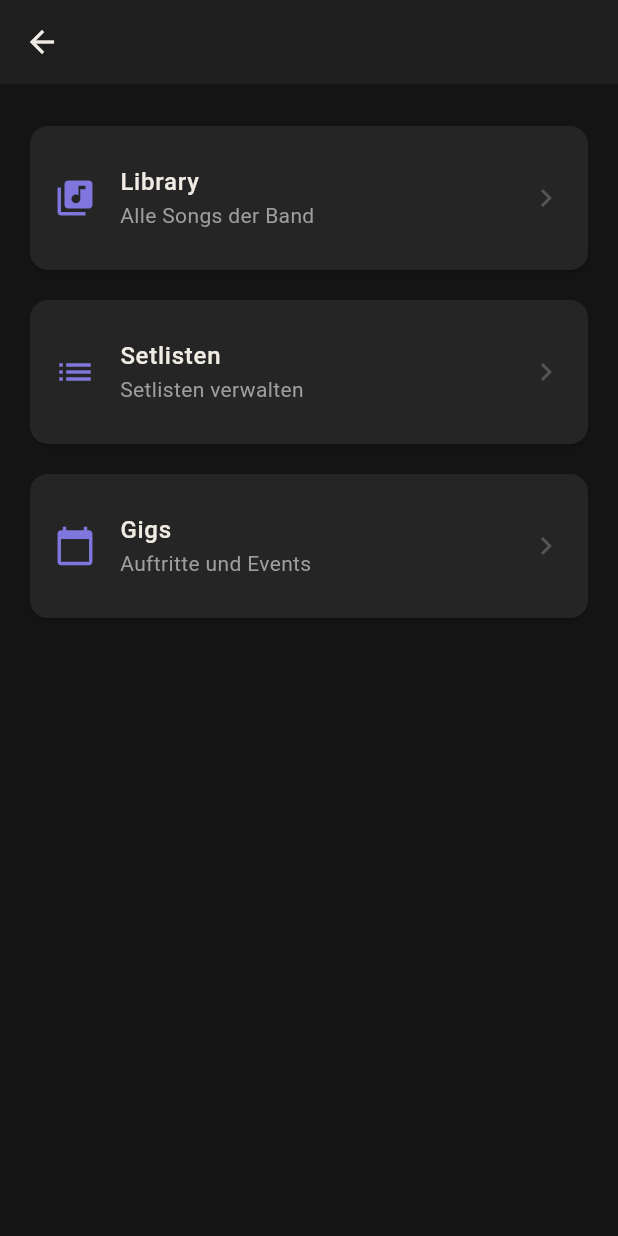
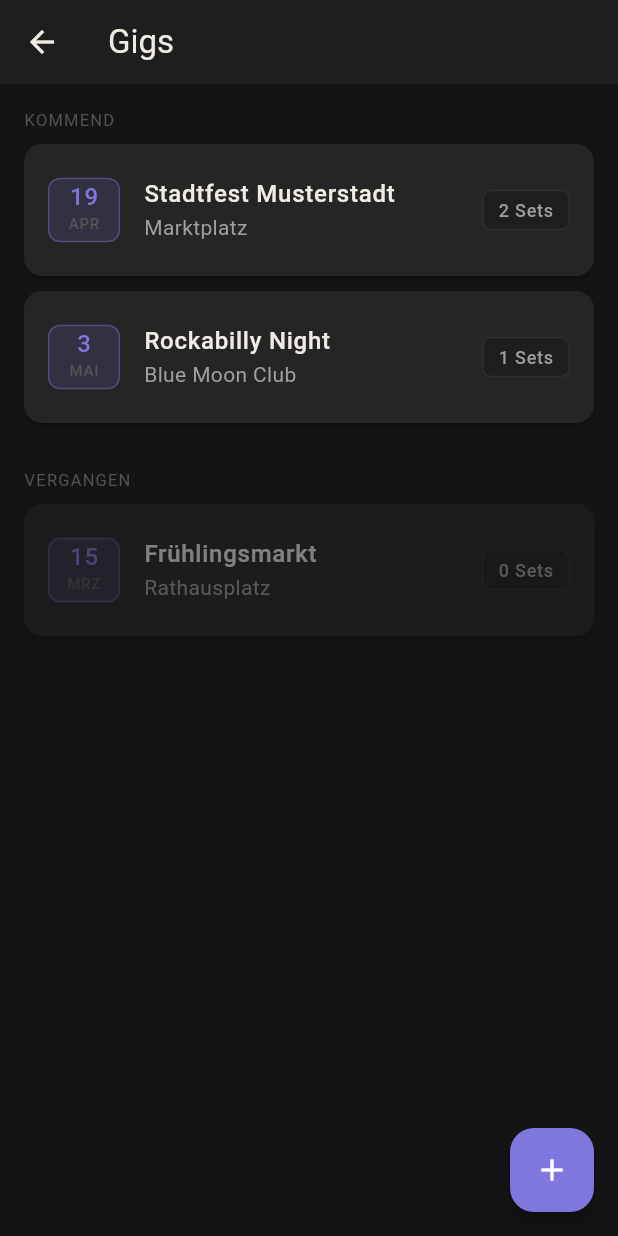
Before and after one commit to Maks1m-Se/nota, a Flutter app: the BandHomeScreen screen opened directly with empty values, after a tap on "Gigs", on a phone screen of 412 x 824 dp. Run offline on Flutter 3.47's test engine with Material 3 defaults, Android fonts, the phone set to English and light mode, and no system bars.

Commit message:
feat: add GigsScreen with upcoming and past gigs

```diff
--- a/lib/screens/bands/band_home_screen.dart
+++ b/lib/screens/bands/band_home_screen.dart
@@ -3,6 +3,7 @@ import '../../models/band.dart';
 import '../../theme/app_theme.dart';
 import '../library/library_screen.dart';
 import '../setlists/setlists_screen.dart';
+import '../gigs/gigs_screen.dart';
 
 class BandHomeScreen extends StatelessWidget {
   final Band band;
@@ -66,7 +67,14 @@ class BandHomeScreen extends StatelessWidget {
               icon: Icons.calendar_today,
               label: 'Gigs',
               subtitle: 'Auftritte und Events',
-              onTap: () {},
+              onTap: () {
+                Navigator.push(
+                  context,
+                  MaterialPageRoute(
+                    builder: (context) => GigsScreen(bandId: band.id),
+                  ),
+                );
+              },
             ),
           ],
         ),
--- /dev/null
+++ b/lib/screens/gigs/gigs_screen.dart
@@ -0,0 +1,193 @@
+import 'package:flutter/material.dart';
+import '../../models/gig.dart';
+import '../../models/setlist.dart';
+import '../../theme/app_theme.dart';
+
+class GigsScreen extends StatefulWidget {
+  final String bandId;
+
+  const GigsScreen({super.key, required this.bandId});
+
+  @override
+  State<GigsScreen> createState() => _GigsScreenState();
+}
+
+class _GigsScreenState extends State<GigsScreen> {
+  final List<Gig> _gigs = [
+    Gig(
+      id: '1',
+      name: 'Stadtfest Musterstadt',
+      venue: 'Marktplatz',
+      date: DateTime(2026, 4, 19),
+      setlists: [
+        Setlist(id: '1', name: 'Set 1'),
+        Setlist(id: '2', name: 'Set 2'),
+      ],
+    ),
+    Gig(
+      id: '2',
+      name: 'Rockabilly Night',
+      venue: 'Blue Moon Club',
+      date: DateTime(2026, 5, 3),
+      setlists: [
+        Setlist(id: '3', name: 'Set 1'),
+      ],
+    ),
+    Gig(
+      id: '3',
+      name: 'Frühlingsmarkt',
+      venue: 'Rathausplatz',
+      date: DateTime(2026, 3, 15),
+      setlists: [],
+    ),
+  ];
+
+  @override
+  Widget build(BuildContext context) {
+    final now = DateTime.now();
+    final upcoming = _gigs.where((g) => g.date != null && g.date!.isAfter(now)).toList();
+    final past = _gigs.where((g) => g.date != null && g.date!.isBefore(now)).toList();
+
+    return Scaffold(
+      appBar: AppBar(
+        title: const Text('Gigs'),
+      ),
+      floatingActionButton: FloatingActionButton(
+        onPressed: () {},
+        backgroundColor: AppTheme.primaryColor,
+        child: const Icon(Icons.add, color: Colors.white),
+      ),
+      body: ListView(
+        padding: const EdgeInsets.all(16),
+        children: [
+          if (upcoming.isNotEmpty) ...[
+            const Text(
+              'KOMMEND',
+              style: TextStyle(
+                color: AppTheme.textMuted,
+                fontSize: 11,
+                letterSpacing: 0.8,
+              ),
+            ),
+            const SizedBox(height: 8),
+            ...upcoming.map((gig) => _GigCard(gig: gig, isPast: false)),
+            const SizedBox(height: 20),
+          ],
+          if (past.isNotEmpty) ...[
+            const Text(
+              'VERGANGEN',
+              style: TextStyle(
+                color: AppTheme.textMuted,
+                fontSize: 11,
+                letterSpacing: 0.8,
+              ),
+            ),
+            const SizedBox(height: 8),
+            ...past.map((gig) => _GigCard(gig: gig, isPast: true)),
+          ],
+        ],
+      ),
+    );
+  }
+}
+
+class _GigCard extends StatelessWidget {
+  final Gig gig;
+  final bool isPast;
+
+  const _GigCard({required this.gig, required this.isPast});
+
+  @override
+  Widget build(BuildContext context) {
+    return Opacity(
+      opacity: isPast ? 0.5 : 1.0,
+      child: Card(
+        margin: const EdgeInsets.only(bottom: 10),
+        child: ListTile(
+          contentPadding: const EdgeInsets.symmetric(
+            horizontal: 16,
+            vertical: 8,
+          ),
+          leading: _DateBox(date: gig.date),
+          title: Text(
+            gig.name,
+            style: const TextStyle(
+              color: AppTheme.textPrimary,
+              fontWeight: FontWeight.w500,
+            ),
+          ),
+          subtitle: Text(
+            gig.venue,
+            style: const TextStyle(color: AppTheme.textSecondary),
+          ),
+          trailing: Container(
+            padding: const EdgeInsets.symmetric(horizontal: 10, vertical: 4),
+            decoration: BoxDecoration(
+              color: AppTheme.surfaceColor,
+              borderRadius: BorderRadius.circular(6),
+              border: Border.all(color: AppTheme.textMuted.withValues(alpha: 0.3)),
+            ),
+            child: Text(
+              '${gig.setlists.length} Sets',
+              style: const TextStyle(
+                color: AppTheme.textSecondary,
+                fontSize: 12,
+              ),
+            ),
+          ),
+          onTap: () {},
+        ),
+      ),
+    );
+  }
+}
+
+class _DateBox extends StatelessWidget {
+  final DateTime? date;
+
+  const _DateBox({required this.date});
+
+  @override
+  Widget build(BuildContext context) {
+    if (date == null) return const SizedBox(width: 48);
+
+    const months = [
+      'JAN', 'FEB', 'MRZ', 'APR', 'MAI', 'JUN',
+      'JUL', 'AUG', 'SEP', 'OKT', 'NOV', 'DEZ'
+    ];
+
+    return Container(
+      width: 48,
+      padding: const EdgeInsets.symmetric(vertical: 4),
+      decoration: BoxDecoration(
+        color: AppTheme.primaryColor.withValues(alpha: 0.15),
+        borderRadius: BorderRadius.circular(8),
+        border: Border.all(
+          color: AppTheme.primaryColor.withValues(alpha: 0.4),
+        ),
+      ),
+      child: Column(
+        mainAxisSize: MainAxisSize.min,
+        children: [
+          Text(
+            '${date!.day}',
+            style: const TextStyle(
+              color: AppTheme.primaryColor,
+              fontSize: 16,
+              fontWeight: FontWeight.w500,
+              height: 1,
+            ),
+          ),
+          const SizedBox(height: 2),
+          Text(
+            months[date!.month - 1],
+            style: const TextStyle(
+              color: AppTheme.textMuted,
+              fontSize: 10,
+            ),
+          ),
+        ],
+      ),
+    );
+  }
+}
```
